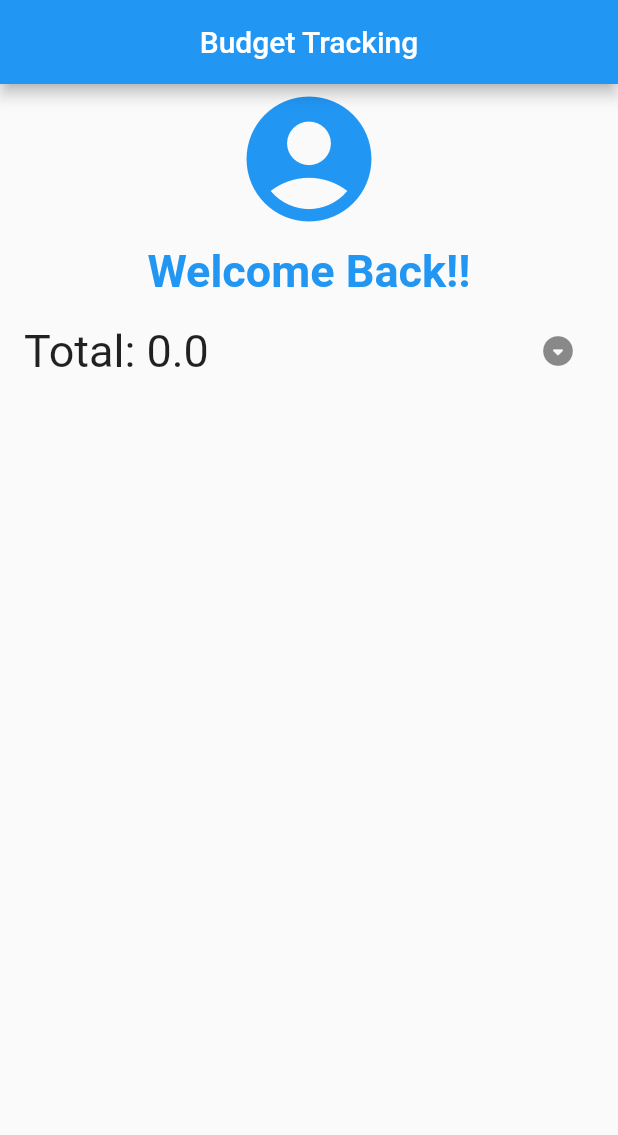
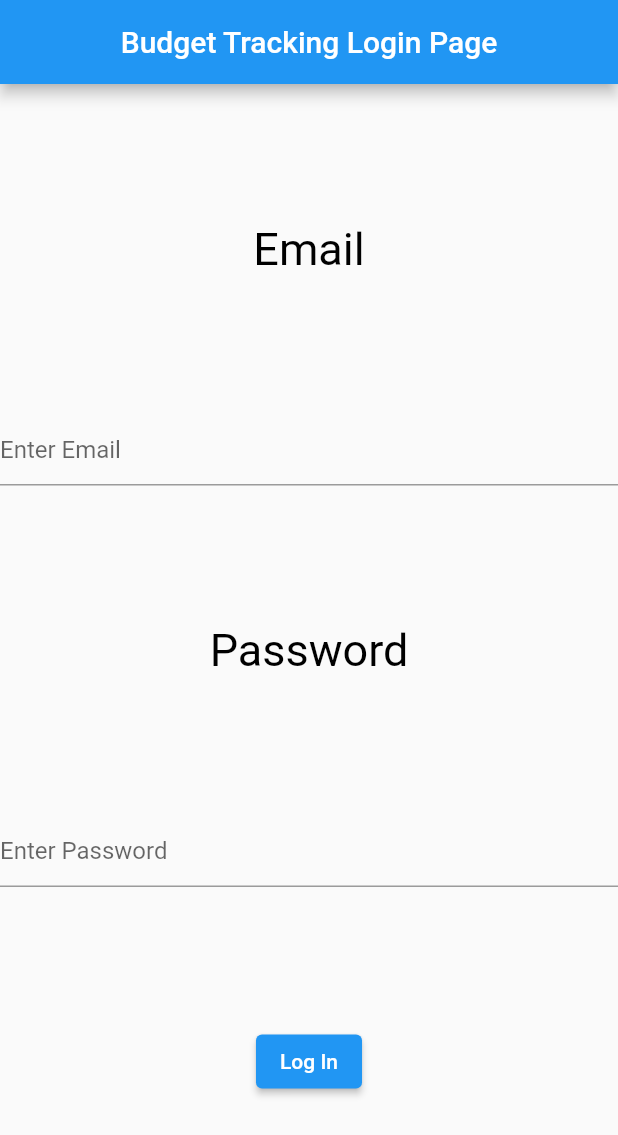
Before and after one commit to ApoorvaHotkar/19D070011_IntroToAppDev, a Flutter app: the screen it shows after launch, on a phone screen of 412 x 824 dp. Shown: the top 1135 px of the screen. Run offline on Flutter 3.47's test engine with Material 2 defaults, Android fonts, the phone set to English and light mode, and no system bars; our stand-ins replace cloud_firestore, firebase_auth, firebase_core; accounts and stored records are empty.

Commit message:
Added Login Page to Budget Tracking App

```diff
--- a/lib/main.dart
+++ b/lib/main.dart
@@ -1,4 +1,5 @@
 import 'package:cloud_firestore/cloud_firestore.dart';
+import 'package:firebase_auth/firebase_auth.dart';
 import 'package:flutter/material.dart';
 import 'package:firebase_core/firebase_core.dart';
 import 'firebase_options.dart';
@@ -10,9 +11,119 @@ Future<void> main() async
   await Firebase.initializeApp();
   runApp(const MaterialApp(
     title: 'Budget Tracking',
-    home: HomePage(),
+    home: LoginPage(),
   ));
 }
+
+class LoginPage extends StatefulWidget {
+  const LoginPage({super.key});
+
+  @override
+  State<LoginPage> createState() => _LoginPageState();
+}
+
+class _LoginPageState extends State<LoginPage> {
+
+  void initState()
+  {
+    super.initState();
+  }
+
+  final TextEditingController _emailcontroller = TextEditingController();
+  final TextEditingController _passwordcontroller = TextEditingController();
+
+  final _auth = FirebaseAuth.instance;
+
+
+  Future<void> LogIn(BuildContext context)
+  async
+  {
+    try {
+
+      await _auth.signInWithEmailAndPassword(email: _emailcontroller.text, password: _passwordcontroller.text);
+      Navigator.push(
+          context, MaterialPageRoute(builder: (context) => const HomePage()
+      )
+      );
+
+      _emailcontroller.text = '';
+      _passwordcontroller.text = '';
+
+    } catch (e) {
+      Navigator.push(
+          context, MaterialPageRoute(builder: (context) => const LoginFailure()
+      )
+      );
+
+      _emailcontroller.text = '';
+      _passwordcontroller.text = '';
+    }
+  }
+
+  @override
+  Widget build(BuildContext context) {
+    return MaterialApp(
+      title: 'Budget Tracking Login Page',
+      home: Scaffold(
+
+        appBar: AppBar(
+          centerTitle: true,
+          title: const Text('Budget Tracking Login Page'),
+
+        ),
+
+        body: Container(
+          height: double.infinity,
+          width: double.infinity,
+          child: Column(
+            mainAxisAlignment: MainAxisAlignment.spaceEvenly,
+            crossAxisAlignment: CrossAxisAlignment.center,
+
+            children: [
+              Text("Email", style: TextStyle(fontSize: 30, color: Colors.black)),
+              TextField(controller: _emailcontroller, decoration: InputDecoration(hintText: "Enter Email"),),
+              Text("Password", style: TextStyle(fontSize: 30, color: Colors.black)),
+              TextField(controller: _passwordcontroller, decoration: InputDecoration(hintText: "Enter Password"), keyboardType: TextInputType.number,),
+
+              ElevatedButton(onPressed: () => LogIn(context), child: Text("Log In"))
+
+
+            ],
+          ),
+        ),
+      ),
+    );
+
+  }
+}
+
+class LoginFailure extends StatefulWidget {
+  const LoginFailure({super.key});
+
+  @override
+  State<LoginFailure> createState() => _LoginFailureState();
+}
+
+class _LoginFailureState extends State<LoginFailure> {
+  @override
+  Widget build(BuildContext context) {
+    return MaterialApp(
+        title: 'Budget Tracking',
+        home: Scaffold(
+
+            appBar: AppBar(
+              centerTitle: true,
+              title: const Text('Login Failure'),
+              leading: IconButton(onPressed: () => _goback(context), icon: Icon(Icons.arrow_back_rounded)),
+            ),
+            body:
+            Text("Please enter correct login credentials", style: TextStyle(fontWeight: FontWeight.bold, color: Colors.red,fontSize: 30),),
+        )
+    );
+  }
+}
+
+
 
 
 class HomePage extends StatefulWidget {
@@ -51,6 +162,7 @@ class _HomePageState extends State<HomePage> {
             appBar: AppBar(
               centerTitle: true,
               title: const Text('Budget Tracking'),
+              leading: IconButton(onPressed: () => _goback(context), icon: Icon(Icons.arrow_back_rounded)),
             ),
             body:
             Container(
@@ -176,7 +288,8 @@ class _SecondPageState extends State<SecondPage> {
                 crossAxisAlignment: CrossAxisAlignment.center,
 
                 children: [
-                  Expanded(
+                  Flexible(
+                      flex: 100,
                       child:  ListTile(
                         title: Text('Total: $total_price', style: TextStyle(fontSize: 30)),
                           trailing: IconButton
@@ -186,7 +299,8 @@ class _SecondPageState extends State<SecondPage> {
                       )
                   ),
 
-                  Expanded(
+                  Flexible(
+                      flex: 800,
                       child: StreamBuilder(
                         stream: _categories.snapshots(),
                         builder: (context, AsyncSnapshot<QuerySnapshot> streamSnapshot)
@@ -243,6 +357,7 @@ Widget first_page_first_row = Container(
   ),
 );
 
+
 Widget first_page_second_row = Container(
   alignment: Alignment.center,
   width: double.infinity,
```
